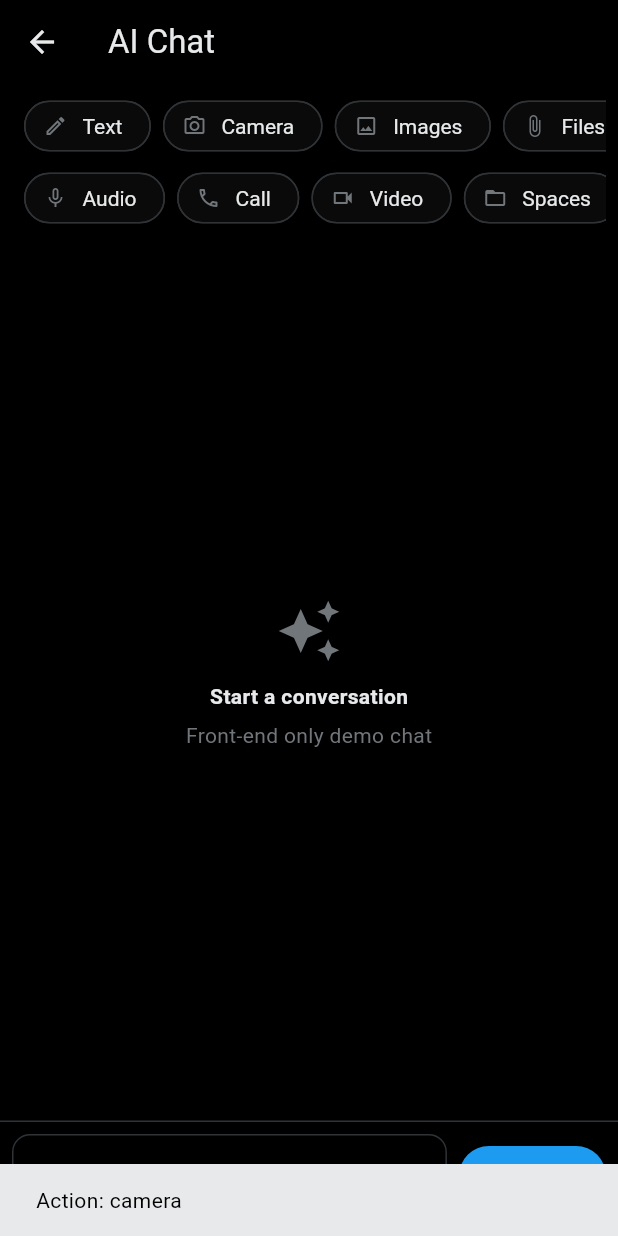
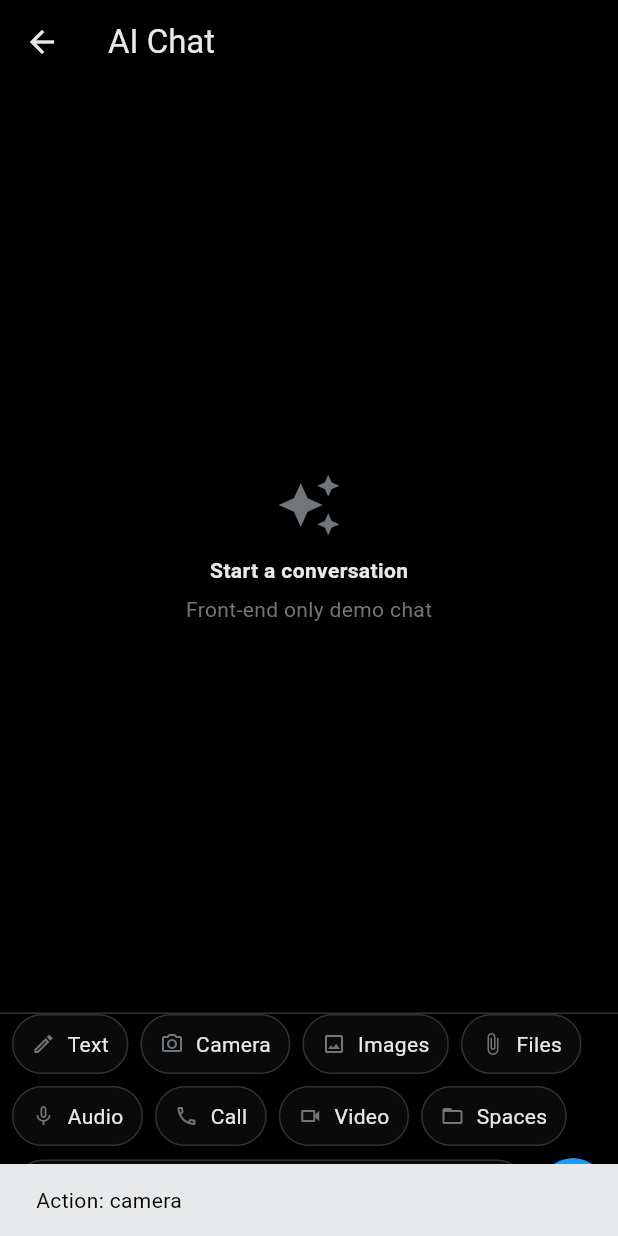
Before and after one commit to axttt243567/Agentic-Notes, a Flutter app: the ChatPage screen opened directly, after a tap on "Camera", on a phone screen of 412 x 824 dp. Run offline on Flutter 3.47's test engine with Material 3 defaults, Android fonts, the phone set to English and light mode, and no system bars; our stand-ins replace hive_flutter; accounts and stored records are empty.

Commit message:
feat(chat): X-inspired chat toolbar; chip-style input with inline TextField

```diff
--- a/lib/chat_page.dart
+++ b/lib/chat_page.dart
@@ -29,31 +29,7 @@ class _ChatPageState extends State<ChatPage> {
       body: SafeArea(
         child: Column(
           children: [
-            Padding(
-              padding: const EdgeInsets.fromLTRB(8, 8, 8, 0),
-              child: UniversalChatToolbar(
-                textFieldFocus: _inputFocus,
-                onAction: (a) {
-                  // Placeholder interactions for front-end only
-                  switch (a) {
-                    case ChatAction.text:
-                      // focus handled in toolbar
-                      break;
-                    case ChatAction.camera:
-                    case ChatAction.gallery:
-                    case ChatAction.files:
-                    case ChatAction.audio:
-                    case ChatAction.call:
-                    case ChatAction.video:
-                    case ChatAction.spaces:
-                      ScaffoldMessenger.of(context).showSnackBar(
-                        SnackBar(content: Text('Action: ${a.name}')),
-                      );
-                      break;
-                  }
-                },
-              ),
-            ),
+            // top toolbar removed per user request
             Expanded(
               child: _messages.isEmpty
                   ? const _ChatEmpty()
@@ -92,32 +68,19 @@ class _ChatPageState extends State<ChatPage> {
                     ),
             ),
             const Divider(height: 1, color: Color(0xFF2F3336)),
-            Padding(
-              padding: const EdgeInsets.fromLTRB(8, 8, 8, 12),
-              child: Row(
-                children: [
-                  Expanded(
-                    child: TextField(
-                      controller: _ctrl,
-                      focusNode: _inputFocus,
-                      textInputAction: TextInputAction.send,
-                      onSubmitted: (_) => _send(),
-                      decoration: const InputDecoration(
-                        hintText: 'Type a message',
-                        border: OutlineInputBorder(
-                          borderRadius: BorderRadius.all(Radius.circular(12)),
-                        ),
-                      ),
-                    ),
-                  ),
-                  const SizedBox(width: 8),
-                  FilledButton.icon(
-                    onPressed: _sending ? null : _send,
-                    icon: const Icon(Icons.send),
-                    label: const Text('Send'),
-                  ),
-                ],
-              ),
+            UniversalChatToolbar(
+              textFieldFocus: _inputFocus,
+              controller: _ctrl,
+              sending: _sending,
+              onAction: (a) {
+                if (a == ChatAction.text) return; // focus managed
+                ScaffoldMessenger.of(
+                  context,
+                ).showSnackBar(SnackBar(content: Text('Action: ${a.name}')));
+              },
+              onSend: (t) {
+                _send();
+              },
             ),
           ],
         ),
--- a/lib/widgets/universal_chat_toolbar.dart
+++ b/lib/widgets/universal_chat_toolbar.dart
@@ -8,10 +8,16 @@ class UniversalChatToolbar extends StatefulWidget {
   const UniversalChatToolbar({
     super.key,
     required this.onAction,
+    required this.onSend,
+    this.controller,
+    this.sending = false,
     this.textFieldFocus,
   });
 
   final void Function(ChatAction action) onAction;
+  final void Function(String text) onSend;
+  final TextEditingController? controller;
+  final bool sending;
   final FocusNode? textFieldFocus;
 
   @override
@@ -51,7 +57,74 @@ class _UniversalChatToolbarState extends State<UniversalChatToolbar> {
 
     return Column(
       mainAxisSize: MainAxisSize.min,
-      children: [_buildRow(row1), const SizedBox(height: 8), _buildRow(row2)],
+      children: [
+        _buildRow(row1),
+        const SizedBox(height: 8),
+        _buildRow(row2),
+        const SizedBox(height: 8),
+        _inputRow(context),
+      ],
+    );
+  }
+
+  Widget _inputRow(BuildContext context) {
+    final ctrl = widget.controller ?? TextEditingController();
+    return Padding(
+      padding: const EdgeInsets.fromLTRB(8, 0, 8, 8),
+      child: Row(
+        children: [
+          Expanded(
+            child: Container(
+              padding: const EdgeInsets.symmetric(horizontal: 12, vertical: 8),
+              decoration: BoxDecoration(
+                color: const Color(0xFF0A0A0A),
+                borderRadius: BorderRadius.circular(999),
+                border: Border.all(color: const Color(0xFF2F3336)),
+              ),
+              child: Row(
+                children: [
+                  Icon(
+                    Icons.edit_outlined,
+                    size: 18,
+                    color: const Color(0xFF71767B),
+                  ),
+                  const SizedBox(width: 10),
+                  Expanded(
+                    child: TextField(
+                      controller: ctrl,
+                      focusNode: widget.textFieldFocus,
+                      textInputAction: TextInputAction.send,
+                      onSubmitted: (t) => widget.onSend(t),
+                      style: const TextStyle(color: Color(0xFFE7E9EA)),
+                      decoration: const InputDecoration.collapsed(
+                        hintText: 'Message, images, files...',
+                        hintStyle: TextStyle(color: Color(0xFF71767B)),
+                      ),
+                    ),
+                  ),
+                  if (ctrl.text.isNotEmpty) const SizedBox(width: 6),
+                ],
+              ),
+            ),
+          ),
+          const SizedBox(width: 8),
+          Container(
+            width: 44,
+            height: 44,
+            decoration: BoxDecoration(
+              color: widget.sending
+                  ? Colors.grey.shade800
+                  : const Color(0xFF1D9BF0),
+              borderRadius: BorderRadius.circular(999),
+            ),
+            child: IconButton(
+              onPressed: widget.sending ? null : () => widget.onSend(ctrl.text),
+              icon: const Icon(Icons.send, color: Colors.white),
+              splashRadius: 22,
+            ),
+          ),
+        ],
+      ),
     );
   }
 
@@ -87,39 +160,82 @@ class _UniversalChatToolbarState extends State<UniversalChatToolbar> {
       widget.onAction(a);
     }
 
+    // Modern, X-inspired chip visuals
+    final baseDecoration = BoxDecoration(
+      color: const Color(0xFF0A0A0A),
+      borderRadius: BorderRadius.circular(999),
+      border: Border.all(color: const Color(0xFF2F3336)),
+    );
+
     switch (mode) {
       case ChipMode.icon:
         return InkWell(
+          onTap: trigger,
           borderRadius: BorderRadius.circular(999),
-          onTap: trigger,
           child: Container(
-            width: 36,
-            height: 36,
-            decoration: BoxDecoration(
-              color: const Color(0xFF0A0A0A),
-              borderRadius: BorderRadius.circular(999),
-              border: Border.all(color: const Color(0xFF2F3336)),
+            width: 40,
+            height: 40,
+            decoration: baseDecoration,
+            child: Center(
+              child: Icon(icon, size: 18, color: const Color(0xFF71767B)),
             ),
-            child: Icon(icon, size: 18, color: const Color(0xFF71767B)),
           ),
         );
       case ChipMode.short:
-        return InputChip(
-          label: Text(labelShort),
-          avatar: Icon(icon, size: 16, color: const Color(0xFF71767B)),
-          onPressed: trigger,
-          backgroundColor: const Color(0xFF0A0A0A),
-          shape: const StadiumBorder(),
-          side: const BorderSide(color: Color(0xFF2F3336)),
+        return InkWell(
+          onTap: trigger,
+          borderRadius: BorderRadius.circular(999),
+          child: Container(
+            padding: const EdgeInsets.symmetric(horizontal: 12, vertical: 8),
+            decoration: baseDecoration,
+            child: Row(
+              mainAxisSize: MainAxisSize.min,
+              children: [
+                Icon(icon, size: 16, color: const Color(0xFF71767B)),
+                const SizedBox(width: 8),
+                Text(
+                  labelShort,
+                  style: const TextStyle(color: Color(0xFFE7E9EA)),
+                ),
+              ],
+            ),
+          ),
         );
       case ChipMode.long:
-        return InputChip(
-          label: Text(labelLong),
-          avatar: Icon(icon, size: 16, color: const Color(0xFF71767B)),
-          onPressed: trigger,
-          backgroundColor: const Color(0xFF0A0A0A),
-          shape: const StadiumBorder(),
-          side: const BorderSide(color: Color(0xFF2F3336)),
+        return InkWell(
+          onTap: trigger,
+          borderRadius: BorderRadius.circular(999),
+          child: Container(
+            padding: const EdgeInsets.symmetric(horizontal: 14, vertical: 10),
+            decoration: baseDecoration.copyWith(),
+            child: Row(
+              mainAxisSize: MainAxisSize.min,
+              children: [
+                Icon(icon, size: 16, color: const Color(0xFF71767B)),
+                const SizedBox(width: 10),
+                Column(
+                  crossAxisAlignment: CrossAxisAlignment.start,
+                  children: [
+                    Text(
+                      labelShort,
+                      style: const TextStyle(
+                        color: Color(0xFFE7E9EA),
+                        fontWeight: FontWeight.w700,
+                      ),
+                    ),
+                    const SizedBox(height: 2),
+                    Text(
+                      labelLong,
+                      style: const TextStyle(
+                        color: Color(0xFF71767B),
+                        fontSize: 11,
+                      ),
+                    ),
+                  ],
+                ),
+              ],
+            ),
+          ),
         );
     }
   }
```
